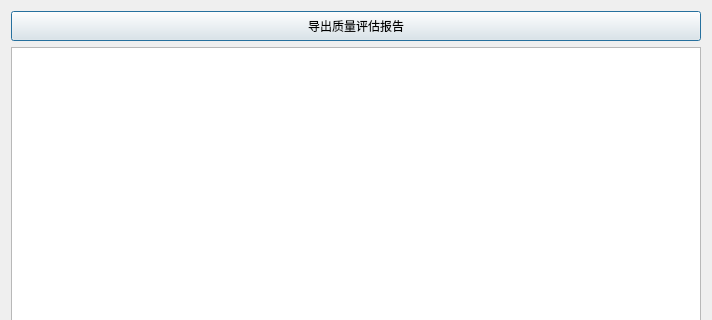
ineed2underfit/pyqt_apriori, file ui_page/page_6.ui: the form before one commit; both pictures show x 0 to 712 and y 0 to 320 of the 712 by 484 pixel window.
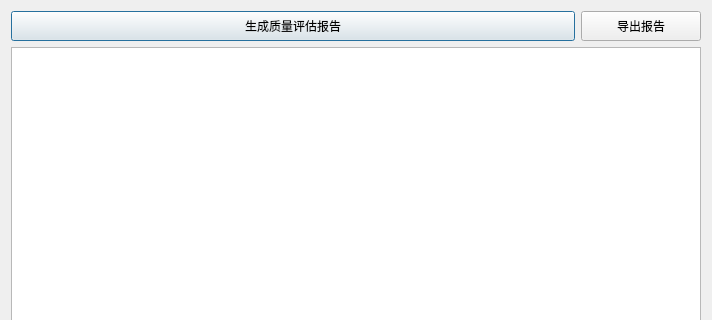
The form after the commit.

Commit message: 成功实现移植到新设备上运行, 待更新: 1. page6报告生成的样式突兀 2. page3贝叶斯网络加上数据集信息标签 3. 去除exe同目录下的logs和debug.txt文件

```diff
--- a/ui_page/page_6.ui
+++ b/ui_page/page_6.ui
@@ -17,7 +17,13 @@
    <item>
     <layout class="QHBoxLayout" name="horizontalLayout">
      <item>
-      <widget class="QPushButton" name="pushButton">
+      <widget class="QPushButton" name="pushButton_export">
+       <property name="sizePolicy">
+        <sizepolicy hsizetype="Expanding" vsizetype="Fixed">
+         <horstretch>0</horstretch>
+         <verstretch>0</verstretch>
+        </sizepolicy>
+       </property>
        <property name="minimumSize">
         <size>
          <width>0</width>
@@ -25,7 +31,7 @@
         </size>
        </property>
        <property name="text">
-        <string>导出质量评估报告</string>
+        <string>生成质量评估报告</string>
        </property>
        <property name="checkable">
         <bool>false</bool>
@@ -38,6 +44,25 @@
        </property>
       </widget>
      </item>
+     <item>
+      <widget class="QPushButton" name="pushButton_save">
+       <property name="sizePolicy">
+        <sizepolicy hsizetype="Preferred" vsizetype="Fixed">
+         <horstretch>0</horstretch>
+         <verstretch>0</verstretch>
+        </sizepolicy>
+       </property>
+       <property name="minimumSize">
+        <size>
+         <width>120</width>
+         <height>30</height>
+        </size>
+       </property>
+       <property name="text">
+        <string>导出报告</string>
+       </property>
+      </widget>
+     </item>
     </layout>
    </item>
    <item>
```
The commit also changes 7 other files.
